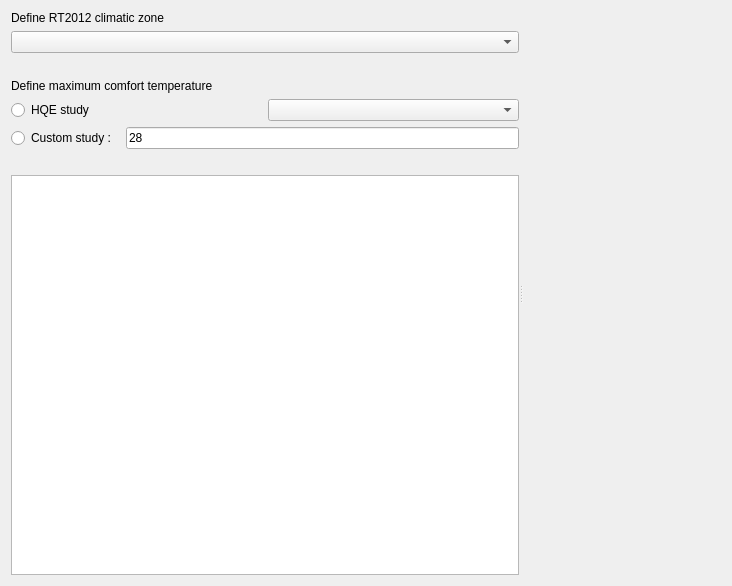
Above: dataplotter/thermalcomfhistog.ui from Nobatek/simuplot before the change. Below: the same form after it.
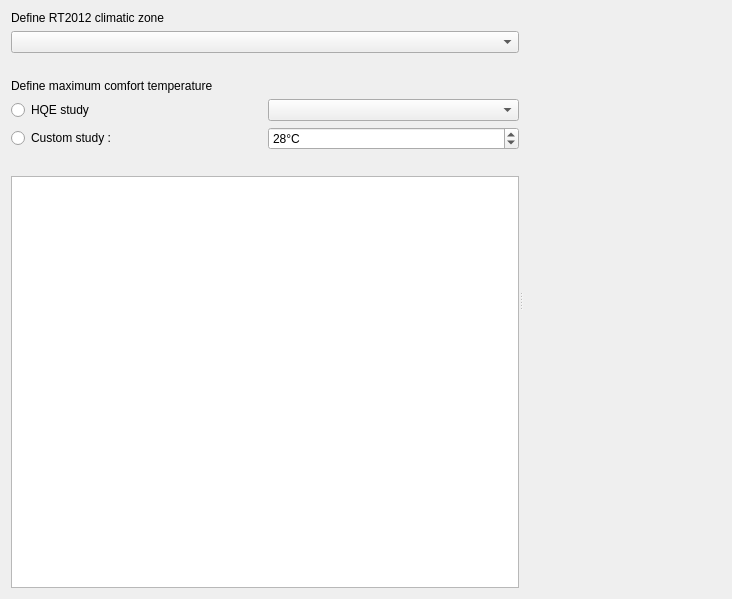
That is the form after the change. Custom widgets are drawn as their Qt base class.

Commit message: ThermalComfHistog: replace lineEdit with spinBox

Patch:
```diff
--- a/dataplotter/thermalcomfhistog.ui
+++ b/dataplotter/thermalcomfhistog.ui
@@ -7,7 +7,7 @@
     <x>0</x>
     <y>0</y>
     <width>732</width>
-    <height>546</height>
+    <height>599</height>
    </rect>
   </property>
   <property name="windowTitle">
@@ -19,7 +19,7 @@
      <property name="orientation">
       <enum>Qt::Horizontal</enum>
      </property>
-     <widget class="QWidget" name="">
+     <widget class="QWidget" name="layoutWidget">
       <layout class="QVBoxLayout" name="verticalLayout_2">
        <item>
         <widget class="QLabel" name="label_2">
@@ -78,9 +78,18 @@
           </widget>
          </item>
          <item>
-          <widget class="QLineEdit" name="lineEdit">
-           <property name="text">
-            <string>28</string>
+          <widget class="QSpinBox" name="spinBox">
+           <property name="keyboardTracking">
+            <bool>false</bool>
+           </property>
+           <property name="suffix">
+            <string>°C</string>
+           </property>
+           <property name="minimum">
+            <number>-50</number>
+           </property>
+           <property name="value">
+            <number>28</number>
            </property>
           </widget>
          </item>
```
Left out of the diff: 8 changed lines with no effect on the pictures. The commit also changes 1 other file.
